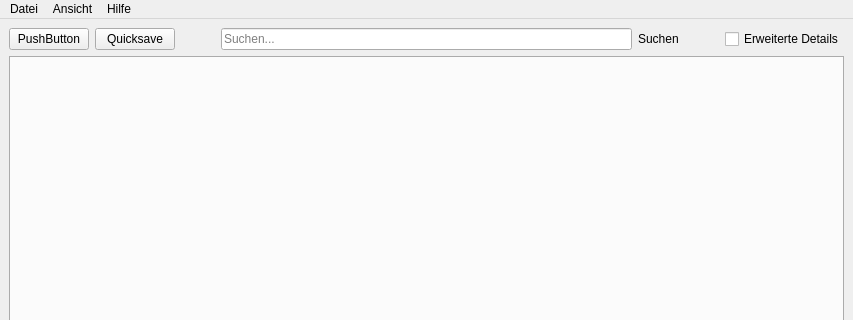
This is designer/DatenbankMain.ui in Aeolitus/Sephrasto as Qt 5 draws it before an edit; both pictures show x 0 to 853 and y 0 to 320 of the 853 by 663 pixel window. The edited form follows.
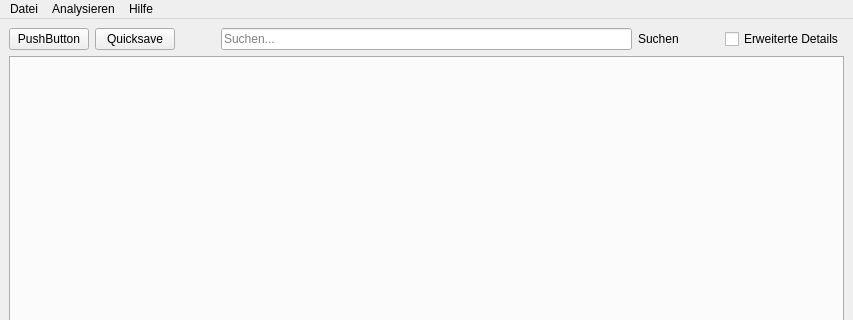
This is the edited form.

Commit message: Fix: Crash in CharakterAssistent if logging level was set to all. Instead the verification steps are now performed via the database editors "Analysieren" menu (new: individually per "Baukasten").

Patch:
```diff
--- a/designer/DatenbankMain.ui
+++ b/designer/DatenbankMain.ui
@@ -217,7 +217,7 @@
      <x>0</x>
      <y>0</y>
      <width>853</width>
-     <height>26</height>
+     <height>21</height>
     </rect>
    </property>
    <widget class="QMenu" name="menuDatei">
@@ -232,9 +232,9 @@
     <addaction name="separator"/>
     <addaction name="actionBeenden"/>
    </widget>
-   <widget class="QMenu" name="menuAnsicht">
+   <widget class="QMenu" name="menuAnalysieren">
     <property name="title">
-     <string>Ansicht</string>
+     <string>Analysieren</string>
     </property>
     <addaction name="actionFehlerliste"/>
    </widget>
@@ -246,7 +246,7 @@
     <addaction name="actionScript_API"/>
    </widget>
    <addaction name="menuDatei"/>
-   <addaction name="menuAnsicht"/>
+   <addaction name="menuAnalysieren"/>
    <addaction name="menuHilfe"/>
   </widget>
   <action name="actionSpeichern">
```
Left out of the diff: 7 changed lines with no effect on the pictures. The commit also changes 10 other files.
